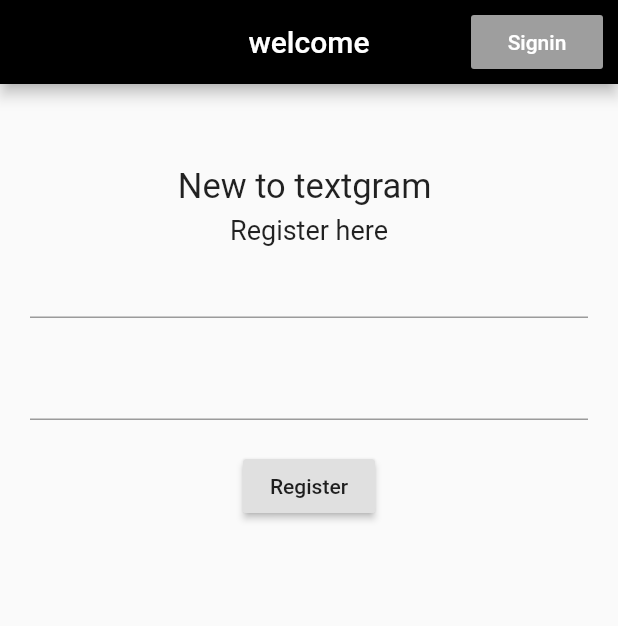
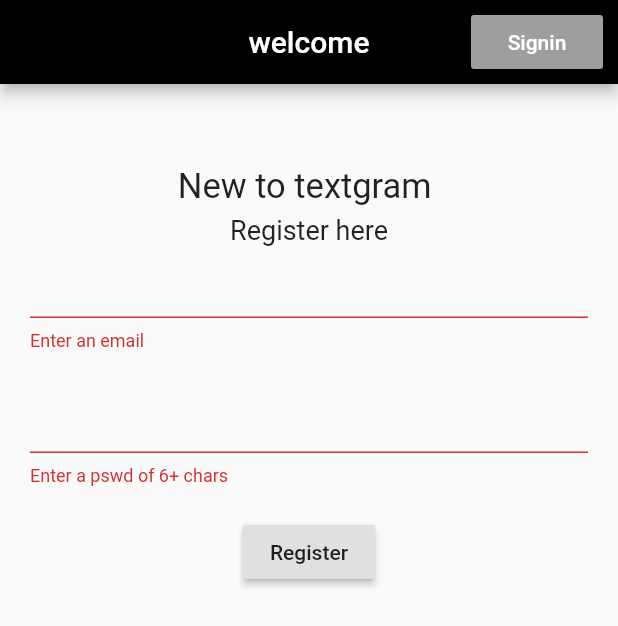
Before and after one commit to pravalikamukkiri/Textgram, a Flutter app: the screen it shows after launch, after a tap on "Register", on a phone screen of 412 x 824 dp. Shown: the top 626 px of the screen. Run offline on Flutter 3.47's test engine with Material 2 defaults, Android fonts, the phone set to English and light mode, and no system bars; our stand-ins replace firebase_auth, firebase_core; accounts and stored records are empty.

Commit message:
Update register.dart

```diff
--- a/lib/authenticate/register.dart
+++ b/lib/authenticate/register.dart
@@ -13,6 +13,8 @@ class Register extends StatefulWidget {
 }
 
 class _RegisterState extends State<Register> {
+
+  final _formKey = GlobalKey<FormState>();
 
   String email;
   String password;
@@ -45,6 +47,7 @@ class _RegisterState extends State<Register> {
         centerTitle: true,
       ),
       body: Form(
+        key: _formKey,
         child: Padding(
           padding: EdgeInsets.symmetric(horizontal: 20, vertical: 10),
           child: Column(
@@ -62,6 +65,7 @@ class _RegisterState extends State<Register> {
                 fontSize: 18,
               ),),
               TextFormField(
+                validator: (val) => val.isEmpty ? 'Enter an email' : null,
                 onChanged: (val) {
                   setState(() {
                     email = val;
@@ -71,6 +75,7 @@ class _RegisterState extends State<Register> {
               SizedBox(height: 20,),
               TextFormField(
                 obscureText: true,
+                validator: (val) => (val.length < 6) ? 'Enter a pswd of 6+ chars' : null,
                 onChanged: (val) {
                   setState(() {
                     password = val;
@@ -80,11 +85,13 @@ class _RegisterState extends State<Register> {
               SizedBox(height: 20,),
               RaisedButton(
                 onPressed: () async {
-                  await FirebaseAuth.instance.createUserWithEmailAndPassword(
-                      email: email, password: password).then((result) {
-                    print(result.user.email);
-                    widget.authenticate();
-                  });
+                  if(_formKey.currentState.validate()) {
+                    await FirebaseAuth.instance.createUserWithEmailAndPassword(
+                        email: email, password: password).then((result) {
+                      print(result.user.email);
+                      widget.authenticate();
+                    });
+                  }
                 },
                 child: Text('Register'),
               ),
```
